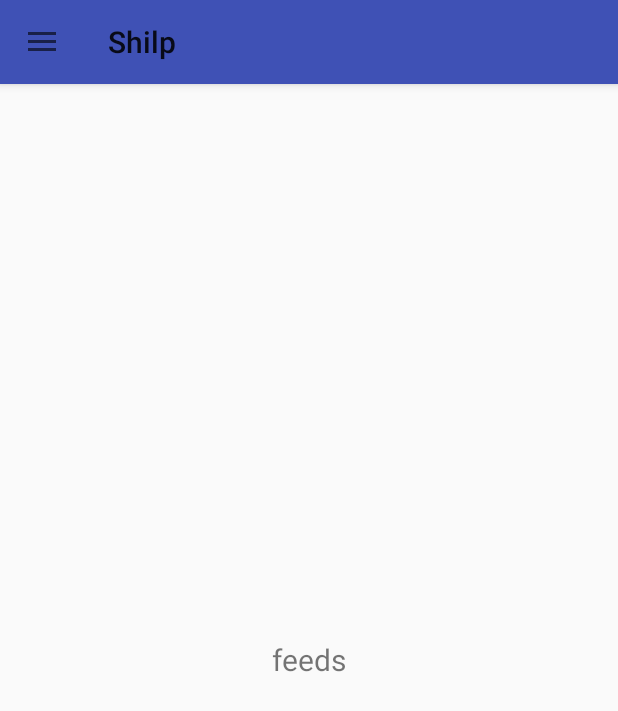
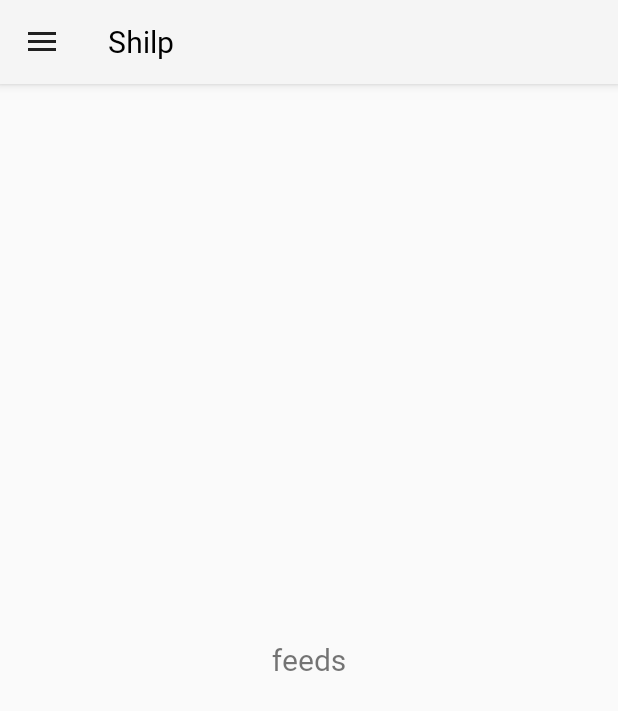
Before and after one commit to naman7kr/Shilp, an Android app: the HomeActivity screen opened directly, with no data from a screen before it, on a phone screen of 412 x 824 dp. Shown: the top 711 px of the screen. Run offline under Robolectric (Android 15) with nearby library versions, the phone set to English and light mode, and no system bars; our stand-ins replace CircleImageView.

Commit message:
login fixed 2

```diff
--- a/app/build.gradle
+++ b/app/build.gradle
@@ -25,9 +25,11 @@ dependencies {
 
     implementation 'com.google.android.gms:play-services-auth:15.0.1'
     implementation 'de.hdodenhof:circleimageview:2.2.0'
+    implementation 'com.android.support:cardview-v7:27.1.1'
 
 
     testImplementation 'junit:junit:4.12'
     androidTestImplementation 'com.android.support.test:runner:1.0.2'
     androidTestImplementation 'com.android.support.test.espresso:espresso-core:3.0.2'
+
 }
--- a/app/src/main/AndroidManifest.xml
+++ b/app/src/main/AndroidManifest.xml
@@ -8,7 +8,7 @@
         android:label="@string/app_name"
         android:roundIcon="@mipmap/ic_launcher_round"
         android:supportsRtl="true"
-        android:theme="@style/AppTheme">
+        android:theme="@style/Theme.AppCompat.Light.NoActionBar">
         <activity android:name=".Activities.LoginActivity" >
             <intent-filter>
                 <action android:name="android.intent.action.MAIN" />
--- a/app/src/main/java/vision4/com/Activities/HomeActivity.java
+++ b/app/src/main/java/vision4/com/Activities/HomeActivity.java
@@ -52,6 +52,7 @@ public class HomeActivity extends AppCompatActivity implements NavigationView.On
 
         //toolbar
         setSupportActionBar(toolbar);
+        getSupportActionBar().setTitle(null);
 
         //set drawer
         setDrawer();
--- a/app/src/main/java/vision4/com/Activities/LoginActivity.java
+++ b/app/src/main/java/vision4/com/Activities/LoginActivity.java
@@ -87,6 +87,7 @@ public class LoginActivity extends AppCompatActivity implements View.OnClickList
         if (requestCode == RC_SIGN_IN) {
             // The Task returned from this call is always completed, no need to attach
             // a listener.
+            Log.e(TAG, "onActivityResult" );
             Task<GoogleSignInAccount> task = GoogleSignIn.getSignedInAccountFromIntent(data);
             handleSignInResult(task);
         }
--- a/app/src/main/res/layout/activity_home.xml
+++ b/app/src/main/res/layout/activity_home.xml
@@ -13,14 +13,17 @@
         <include
             layout="@layout/custom_toolbar"
             android:layout_width="match_parent"
-            android:layout_height="wrap_content" />
+            android:layout_height="wrap_content"
+            android:theme="@style/ThemeOverlay.AppCompat.ActionBar"/>
+
         <FrameLayout
+            android:id="@+id/home_container"
             android:layout_width="match_parent"
             android:layout_height="match_parent"
-            android:id="@+id/home_container"
-            android:layout_below="@id/app_bar_layout"
+            android:layout_below="@+id/app_bar_layout"
             />
     </RelativeLayout>
+
     <android.support.design.widget.NavigationView
         android:id="@+id/nav_view"
         android:layout_width="wrap_content"
--- a/app/src/main/res/layout/activity_login.xml
+++ b/app/src/main/res/layout/activity_login.xml
@@ -1,6 +1,8 @@
 <?xml version="1.0" encoding="utf-8"?>
 <RelativeLayout xmlns:android="http://schemas.android.com/apk/res/android"
-    android:layout_width="match_parent" android:layout_height="match_parent">
+    android:layout_width="match_parent"
+    android:layout_height="match_parent">
+
     <com.google.android.gms.common.SignInButton
         android:id="@+id/sign_in_button"
         android:layout_width="wrap_content"
--- a/app/src/main/res/layout/custom_toolbar.xml
+++ b/app/src/main/res/layout/custom_toolbar.xml
@@ -10,6 +10,16 @@
             android:layout_width="match_parent"
             android:layout_height="?attr/actionBarSize"
             android:background="?attr/colorPrimary"
-            />
+            >
+
+            <TextView
+                android:layout_width="wrap_content"
+                android:layout_height="wrap_content"
+                android:text="Shilp"
+                android:fontFamily="@font/nunito_semibold"
+                android:textColor="@android:color/black"
+                android:textSize="20sp"/>
+
+        </android.support.v7.widget.Toolbar>
 
     </android.support.design.widget.AppBarLayout>
--- a/app/src/main/res/layout/fragment_feeds.xml
+++ b/app/src/main/res/layout/fragment_feeds.xml
@@ -1,11 +1,13 @@
 <?xml version="1.0" encoding="utf-8"?>
 <RelativeLayout xmlns:android="http://schemas.android.com/apk/res/android"
-    android:layout_width="match_parent" android:layout_height="match_parent">
+    android:layout_width="match_parent"
+    android:layout_height="match_parent">
+
     <TextView
         android:layout_width="wrap_content"
         android:layout_height="wrap_content"
-        android:textSize="20sp"
         android:layout_centerInParent="true"
+        android:fontFamily="@font/nunito_semibold"
         android:text="feeds"
-        />
+        android:textSize="20sp" />
 </RelativeLayout>
--- a/app/src/main/res/values/colors.xml
+++ b/app/src/main/res/values/colors.xml
@@ -1,7 +1,9 @@
 <?xml version="1.0" encoding="utf-8"?>
 <resources>
-    <color name="colorPrimary">#3F51B5</color>
-    <color name="colorPrimaryDark">#303F9F</color>
-    <color name="colorAccent">#FF4081</color>
     <color name="textWhite">#FFFFFF</color>
+    <color name="colorPrimary">#0f0f0f</color>
+    <color name="colorPrimaryDark">#616161</color>
+    <color name="colorAccent">#8e8e8e</color>
+    <color name="white">#fff</color>
+
 </resources>
--- a/app/src/main/res/values/styles.xml
+++ b/app/src/main/res/values/styles.xml
@@ -6,6 +6,7 @@
         <item name="colorPrimary">@color/colorPrimary</item>
         <item name="colorPrimaryDark">@color/colorPrimaryDark</item>
         <item name="colorAccent">@color/colorAccent</item>
+        <item name="fontFamily">@font/nunito_semibold</item>
     </style>
 
 </resources>
```
Also changed, not shown: app/src/main/java/vision4/com/Fragments/FeedsFragment.java (+7 -0 lines).
